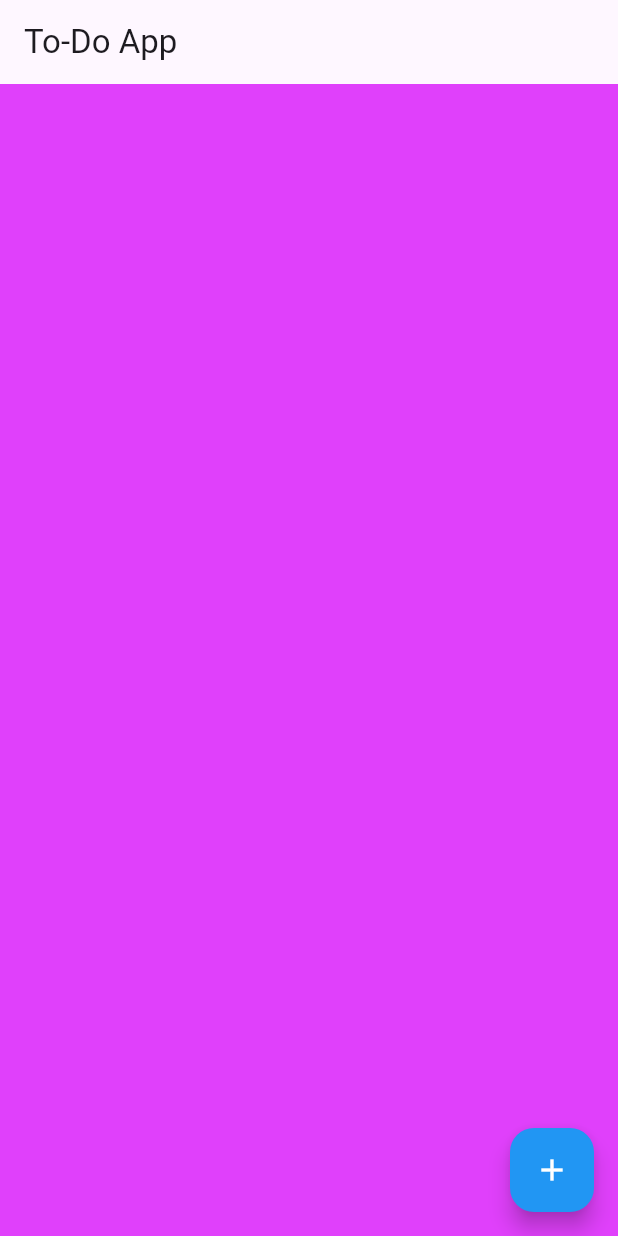
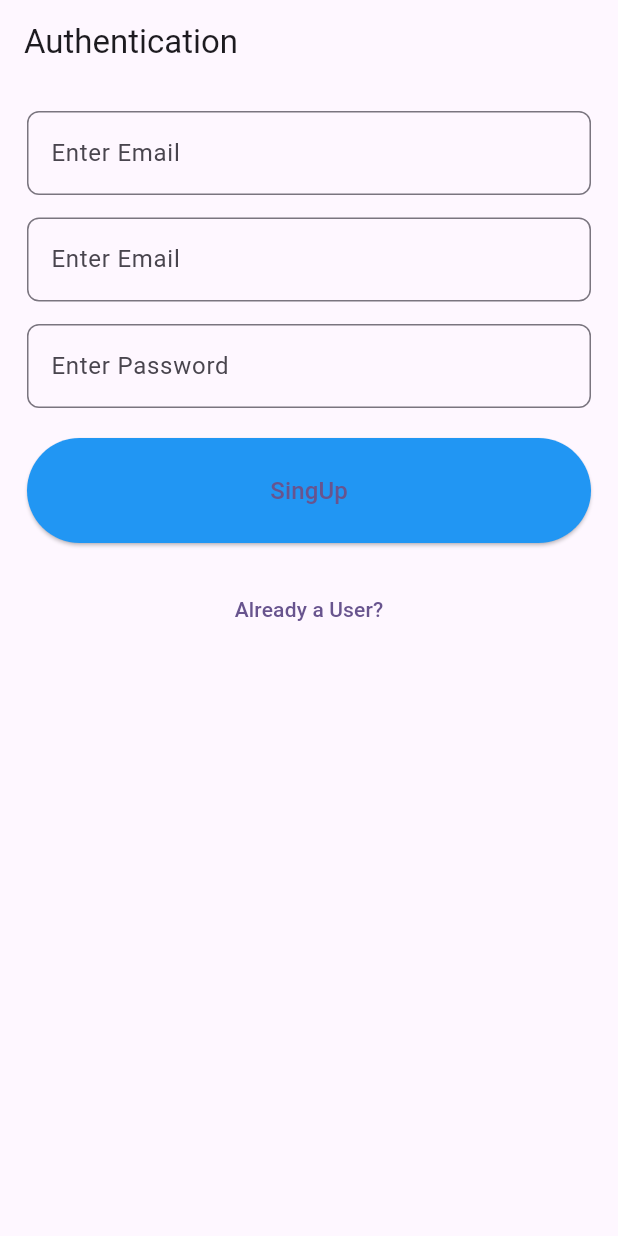
Before and after one commit to MouBiswas16/todo_app_firebase, a Flutter app: the screen it shows after launch, on a phone screen of 412 x 824 dp. Run offline on Flutter 3.47's test engine with Material 3 defaults, Android fonts, the phone set to English and light mode, and no system bars; our stand-ins replace cloud_firestore, firebase_auth, google_fonts; accounts and stored records are empty.

Commit message:
firebase authentication

```diff
--- /dev/null
+++ b/lib/auth/auth_form.dart
@@ -0,0 +1,193 @@
+// ignore_for_file: prefer_const_constructors, prefer_const_literals_to_create_immutables, unused_field
+
+import 'package:cloud_firestore/cloud_firestore.dart';
+import 'package:firebase_auth/firebase_auth.dart';
+import 'package:flutter/material.dart';
+import 'package:google_fonts/google_fonts.dart';
+
+class AuthForm extends StatefulWidget {
+  const AuthForm({super.key});
+
+  @override
+  State<AuthForm> createState() => _AuthFormState();
+}
+
+class _AuthFormState extends State<AuthForm> {
+  final _formkey = GlobalKey<FormState>();
+  var _email = "";
+  var _password = "";
+  var _username = "";
+  bool isLoginPage = false;
+
+  startAuthentication() {
+    final validity = _formkey.currentState!.validate();
+    FocusScope.of(context).unfocus(); // hides the keyboard
+    if (validity) {
+      _formkey.currentState!.save();
+      submitForm(_email, _password, _username);
+    }
+  }
+
+  submitForm(String email, String password, String username) async {
+    final auth = FirebaseAuth.instance;
+    UserCredential userCredential;
+    try {
+      if (isLoginPage) {
+        userCredential = await auth.signInWithEmailAndPassword(
+          email: email,
+          password: password,
+        );
+      } else {
+        userCredential = await auth.createUserWithEmailAndPassword(
+          email: email,
+          password: password,
+        );
+        String uid = userCredential.user!.uid;
+        await FirebaseFirestore.instance.collection("users").doc(uid).set(
+          {
+            "username": username,
+            "email": email,
+          },
+        );
+      }
+    } catch (e) {
+      // ignore: avoid_print
+      print(e);
+    }
+  }
+
+  @override
+  Widget build(BuildContext context) {
+    return SafeArea(
+      child: Padding(
+        padding: const EdgeInsets.all(18),
+        child: SizedBox(
+          height: MediaQuery.of(context).size.height,
+          width: MediaQuery.of(context).size.width,
+          child: ListView(
+            children: [
+              SizedBox(
+                child: Form(
+                  key: _formkey,
+                  child: Column(
+                    mainAxisAlignment: MainAxisAlignment.center,
+                    children: [
+                      if (!isLoginPage)
+                        TextFormField(
+                          keyboardType: TextInputType.name,
+                          key: ValueKey("username"),
+                          validator: (value) {
+                            if (value!.isEmpty) {
+                              return "Incorrect Username.";
+                            }
+                            return null;
+                          },
+                          onSaved: (value) {
+                            _username = value!;
+                          },
+                          decoration: InputDecoration(
+                            border: OutlineInputBorder(
+                              borderRadius: BorderRadius.circular(8),
+                              borderSide: BorderSide(),
+                            ),
+                            labelText: "Enter Email",
+                            labelStyle: GoogleFonts.roboto(),
+                          ),
+                        ),
+                      SizedBox(height: 15),
+                      TextFormField(
+                        keyboardType: TextInputType.emailAddress,
+                        key: ValueKey("email"),
+                        validator: (value) {
+                          if (value!.isEmpty || !value.contains("@")) {
+                            return "Incorrect Email.";
+                          }
+                          return null;
+                        },
+                        onSaved: (value) {
+                          _email = value!;
+                        },
+                        decoration: InputDecoration(
+                          border: OutlineInputBorder(
+                            borderRadius: BorderRadius.circular(8),
+                            borderSide: BorderSide(),
+                          ),
+                          labelText: "Enter Email",
+                          labelStyle: GoogleFonts.roboto(),
+                        ),
+                      ),
+                      SizedBox(height: 15),
+                      TextFormField(
+                        obscureText: true,
+                        keyboardType: TextInputType.emailAddress,
+                        key: ValueKey("password"),
+                        validator: (value) {
+                          if (value!.isEmpty) {
+                            return "Incorrect password.";
+                          }
+                          return null;
+                        },
+                        onSaved: (value) {
+                          _password = value!;
+                        },
+                        decoration: InputDecoration(
+                          border: OutlineInputBorder(
+                            borderRadius: BorderRadius.circular(8),
+                            borderSide: BorderSide(),
+                          ),
+                          labelText: "Enter Password",
+                          labelStyle: GoogleFonts.roboto(),
+                        ),
+                      ),
+                      SizedBox(height: 20),
+                      SizedBox(
+                        height: 70,
+                        width: double.infinity,
+                        child: ElevatedButton(
+                          style: ButtonStyle(
+                            backgroundColor:
+                                MaterialStateProperty.resolveWith<Color>(
+                                    (Set<MaterialState> states) {
+                              if (states.contains(MaterialState.pressed)) {
+                                return Colors.purpleAccent.shade100;
+                              }
+                              return Theme.of(context).primaryColor;
+                            }),
+                          ),
+                          child: isLoginPage
+                              ? Text(
+                                  "Login",
+                                  style: GoogleFonts.roboto(fontSize: 16),
+                                )
+                              : Text(
+                                  "SingUp",
+                                  style: GoogleFonts.roboto(fontSize: 16),
+                                ),
+                          onPressed: () {
+                            startAuthentication();
+                          },
+                        ),
+                      ),
+                      SizedBox(height: 20),
+                      SizedBox(
+                        child: TextButton(
+                            onPressed: () {
+                              setState(() {
+                                isLoginPage = !isLoginPage;
+                              });
+                            },
+                            child: isLoginPage
+                                ? Text("Not a User?")
+                                : Text("Already a User?")),
+                      ),
+                    ],
+                  ),
+                ),
+              ),
+            ],
+          ),
+        ),
+      ),
+    );
+  }
+}
--- /dev/null
+++ b/lib/auth/auth_screen.dart
@@ -0,0 +1,25 @@
+// ignore_for_file: prefer_const_constructors
+
+import 'package:flutter/material.dart';
+import 'package:todo_app_firebase/auth/auth_form.dart';
+
+class AuthScreen extends StatefulWidget {
+  const AuthScreen({super.key});
+
+  @override
+  State<AuthScreen> createState() => _AuthScreenState();
+}
+
+class _AuthScreenState extends State<AuthScreen> {
+  @override
+  Widget build(BuildContext context) {
+    return SafeArea(
+      child: Scaffold(
+        appBar: AppBar(
+          title: Text("Authentication"),
+        ),
+        body: AuthForm(),
+      ),
+    );
+  }
+}
--- a/lib/main.dart
+++ b/lib/main.dart
@@ -1,6 +1,8 @@
 // ignore_for_file: prefer_const_constructors
 
+import 'package:firebase_auth/firebase_auth.dart';
 import 'package:flutter/material.dart';
+import 'package:todo_app_firebase/auth/auth_screen.dart';
 import 'package:todo_app_firebase/screens/home.dart';
 
 void main() {
@@ -20,7 +22,16 @@ class MyApp extends StatelessWidget {
         colorScheme: ColorScheme.fromSeed(seedColor: Colors.deepPurple),
         useMaterial3: true,
       ),
-      home: HomeScreen(),
+      home: StreamBuilder(
+        stream: FirebaseAuth.instance.authStateChanges(),
+        builder: (context, snapshots) {
+          if (snapshots.hasData) {
+            return HomeScreen();
+          } else {
+            return AuthScreen();
+          }
+        },
+      ),
     );
   }
 }
--- a/lib/screens/home.dart
+++ b/lib/screens/home.dart
@@ -15,6 +15,7 @@ class _HomeScreenState extends State<HomeScreen> {
   Widget build(BuildContext context) {
     return Scaffold(
       appBar: AppBar(
+        backgroundColor: Theme.of(context).primaryColor,
         title: Text("To-Do App"),
       ),
       body: Container(
--- a/pubspec.yaml
+++ b/pubspec.yaml
@@ -16,6 +16,8 @@ dependencies:
   firebase_auth: ^4.15.3
   cloud_firestore: ^4.13.6
   google_fonts: ^6.1.0
+  intl: ^0.19.0
+  fluttertoast: ^8.2.4
 
 dev_dependencies:
   flutter_test:
```
Also changed, not shown: lib/screens/add_task.dart (+34 -3 lines), pubspec.lock, 1 other file.
